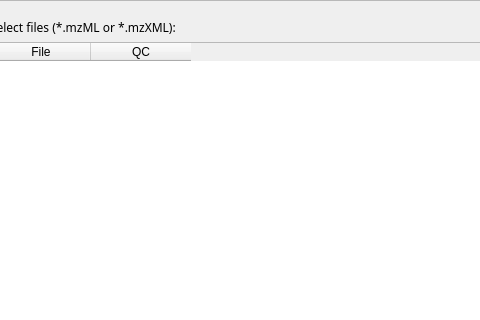
Above: src/main_window.ui from JunYang2021/MetCohort before the change; both pictures show x 234 to 714 and y 0 to 320 of the 800 by 600 pixel window. Below: the same form after it.
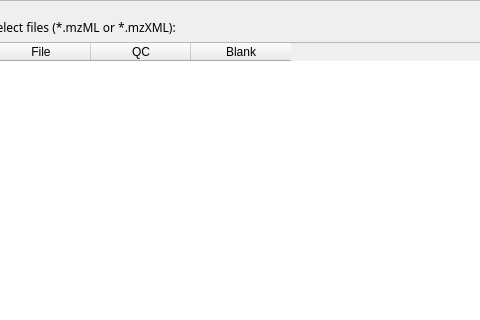
That is the form after the change.

Commit message: Update blank files processing

```diff
--- a/src/main_window.ui
+++ b/src/main_window.ui
@@ -137,7 +137,7 @@
            <item>
             <widget class="QTableWidget" name="tableWidget">
              <property name="columnCount">
-              <number>2</number>
+              <number>3</number>
              </property>
              <attribute name="horizontalHeaderCascadingSectionResizes">
               <bool>false</bool>
@@ -155,6 +155,11 @@
                <string>QC</string>
               </property>
              </column>
+			 <column>
+              <property name="text">
+               <string>Blank</string>
+              </property>
+             </column>
             </widget>
            </item>
            <item>
```
The commit also changes 7 other files.
